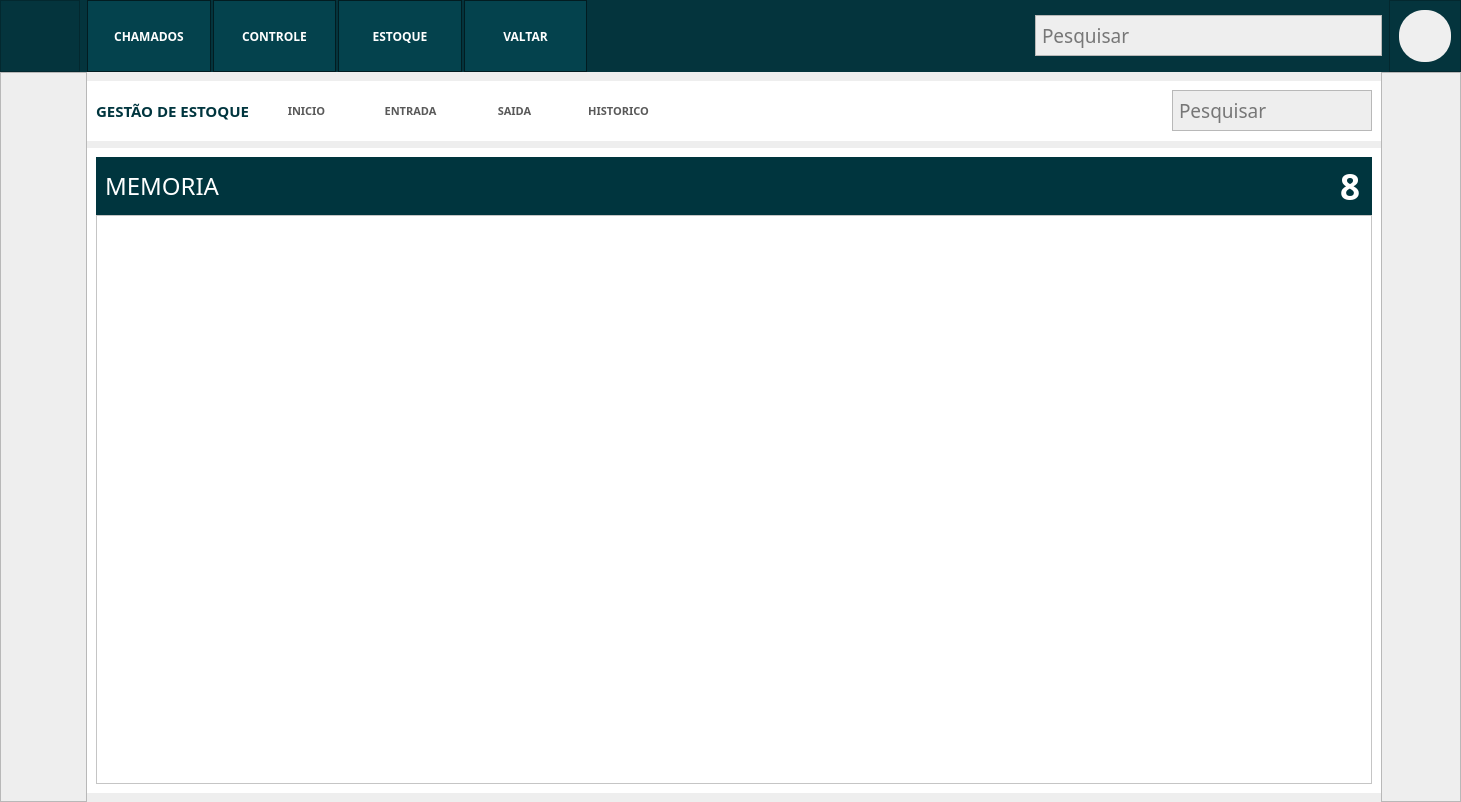
First picture: the form in layout/EstoqueTI.ui, repository Sidehenrique/SIS-Sicoob, before the edit.
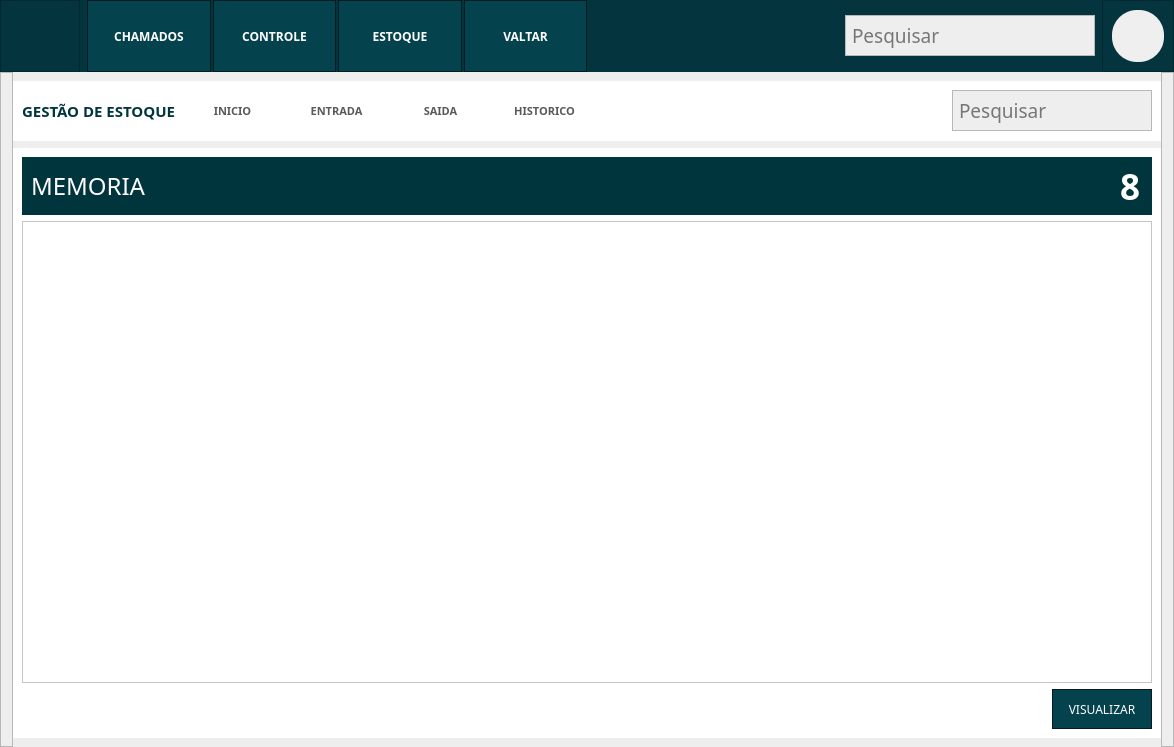
Second picture: the form after the edit. The open tabs and pages were chosen to show the change. Icons and pictures are not drawn.

Diff of the .ui file:
```diff
--- a/layout/EstoqueTI.ui
+++ b/layout/EstoqueTI.ui
@@ -6,8 +6,8 @@
    <rect>
     <x>0</x>
     <y>0</y>
-    <width>1461</width>
-    <height>802</height>
+    <width>1174</width>
+    <height>747</height>
    </rect>
   </property>
   <property name="windowTitle">
@@ -3034,9 +3034,6 @@
             </widget>
             <widget class="QWidget" name="pageMemoria">
              <layout class="QVBoxLayout" name="verticalLayout_22">
-              <property name="spacing">
-               <number>0</number>
-              </property>
               <item>
                <widget class="QFrame" name="frame_11">
                 <property name="sizePolicy">
@@ -3142,6 +3139,59 @@
               <item>
                <widget class="QTableWidget" name="tableWidgetMemoria"/>
               </item>
+              <item>
+               <layout class="QHBoxLayout" name="horizontalLayout_27">
+                <item>
+                 <spacer name="horizontalSpacer_8">
+                  <property name="orientation">
+                   <enum>Qt::Horizontal</enum>
+                  </property>
+                  <property name="sizeHint" stdset="0">
+                   <size>
+                    <width>40</width>
+                    <height>20</height>
+                   </size>
+                  </property>
+                 </spacer>
+                </item>
+                <item>
+                 <widget class="QPushButton" name="ButtonMemView">
+                  <property name="minimumSize">
+                   <size>
+                    <width>100</width>
+                    <height>40</height>
+                   </size>
+                  </property>
+                  <property name="font">
+                   <font>
+                    <family>Asap</family>
+                    <pointsize>9</pointsize>
+                   </font>
+                  </property>
+                  <property name="styleSheet">
+                   <string notr="true">QPushButton{
+	background-color: rgb(4, 66, 77);
+	color: rgb(255, 255, 255);
+	border: 1px solid;
+	border-color: rgb(2, 28, 33);
+}
+
+QPushButton:hover {
+	
+	background-color: rgb(5, 75, 88);
+}
+QPushButton:pressed {
+	
+	background-color: rgb(2, 38, 45);
+}</string>
+                  </property>
+                  <property name="text">
+                   <string>VISUALIZAR</string>
+                  </property>
+                 </widget>
+                </item>
+               </layout>
+              </item>
              </layout>
             </widget>
            </widget>
```
Left out of the diff: 120 changed lines with no effect on the pictures.
